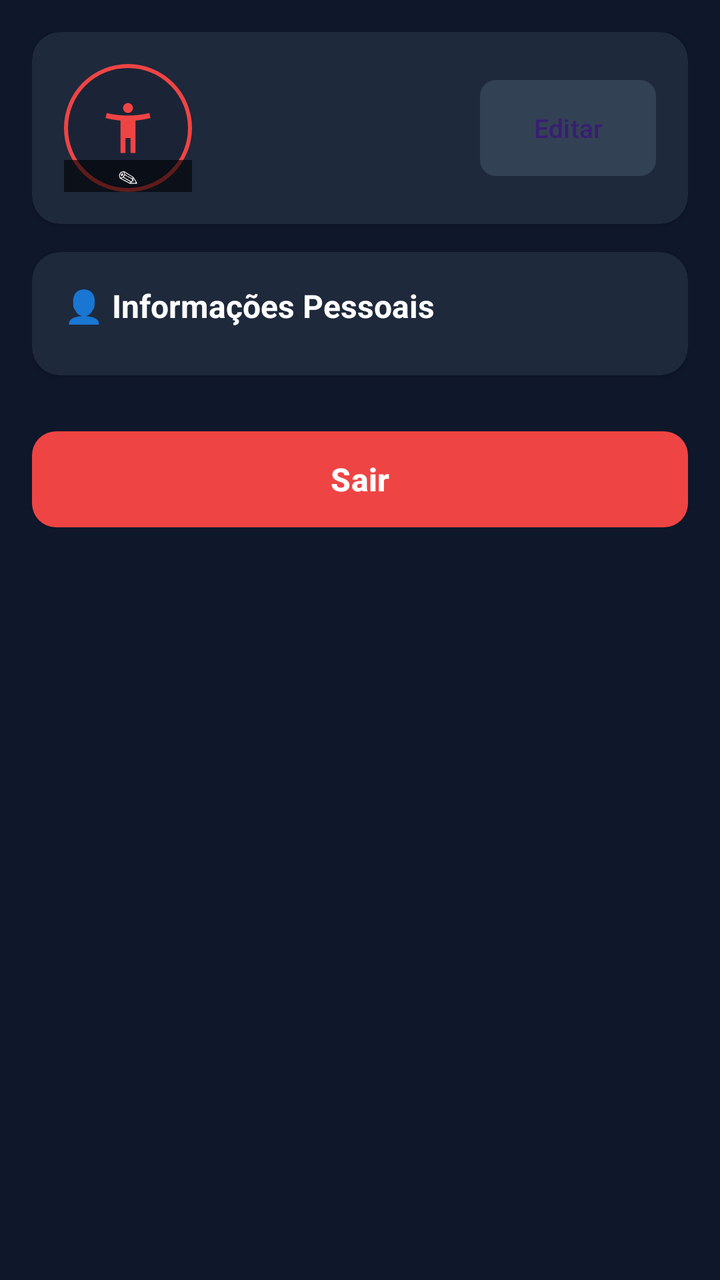
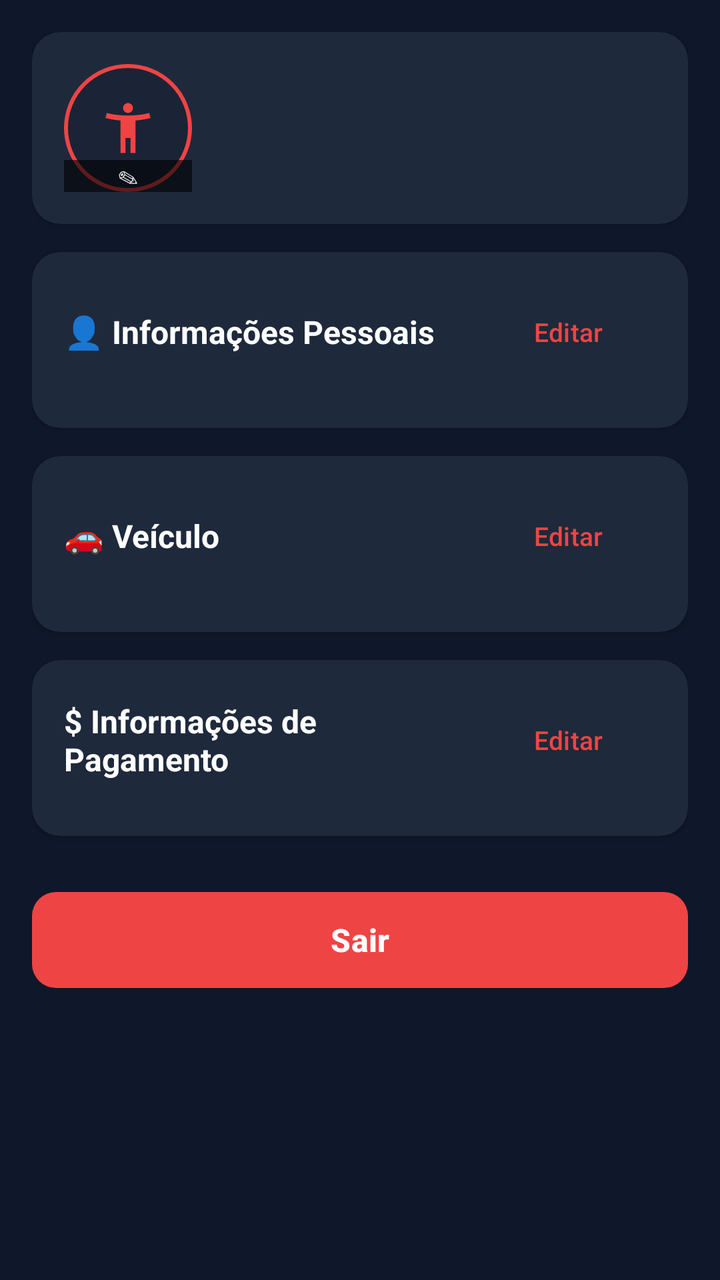

Compare the two renders of this Android layout. The source of the first and the diff that turns it into the second are given below.
<!-- AndroidManifest.xml: application theme Theme.MoveTVDriver -->
<!-- res/layout/fragment_profile.xml -->
<?xml version="1.0" encoding="utf-8"?>
<ScrollView xmlns:android="http://schemas.android.com/apk/res/android"
    xmlns:app="http://schemas.android.com/apk/res-auto"
    android:layout_width="match_parent"
    android:layout_height="match_parent"
    android:background="@color/background_primary"
    android:padding="16dp"
    android:scrollbars="none">

    <LinearLayout
        android:layout_width="match_parent"
        android:layout_height="wrap_content"
        android:orientation="vertical">

        
        <androidx.cardview.widget.CardView
            android:layout_width="match_parent"
            android:layout_height="wrap_content"
            app:cardBackgroundColor="@color/card_bg"
            app:cardCornerRadius="14dp"
            app:cardElevation="2dp">

            <LinearLayout
                android:layout_width="match_parent"
                android:layout_height="wrap_content"
                android:orientation="horizontal"
                android:padding="16dp"
                android:gravity="center_vertical">

                <FrameLayout
                    android:id="@+id/avatarFrame"
                    android:layout_width="64dp"
                    android:layout_height="64dp"
                    android:background="@drawable/bg_avatar_circle"
                    android:clickable="true"
                    android:focusable="true">

                    <ImageView
                        android:id="@+id/ivAvatarPlaceholder"
                        android:layout_width="30dp"
                        android:layout_height="30dp"
                        android:layout_gravity="center"
                        android:src="@drawable/ic_avatar_person"
                        app:tint="@color/accent" />

                    <ImageView
                        android:id="@+id/ivAvatarPhoto"
                        android:layout_width="match_parent"
                        android:layout_height="match_parent"
                        android:scaleType="centerCrop"
                        android:visibility="gone" />

                    <TextView
                        android:layout_width="match_parent"
                        android:layout_height="16dp"
                        android:layout_gravity="bottom"
                        android:background="#99000000"
                        android:text="✎"
                        android:textColor="@color/white"
                        android:textSize="10sp"
                        android:gravity="center" />
                </FrameLayout>

                <LinearLayout
                    android:layout_width="0dp"
                    android:layout_height="wrap_content"
                    android:layout_weight="1"
                    android:orientation="vertical"
                    android:layout_marginStart="16dp">

                    <TextView
                        android:id="@+id/tvUserName"
                        android:layout_width="wrap_content"
                        android:layout_height="wrap_content"
                        android:textColor="@color/text_primary"
                        android:textSize="18sp"
                        android:textStyle="bold" />

                    <TextView
                        android:id="@+id/tvUserEmail"
                        android:layout_width="wrap_content"
                        android:layout_height="wrap_content"
                        android:textColor="@color/text_secondary"
                        android:textSize="14sp" />
                </LinearLayout>

                <com.google.android.material.button.MaterialButton
                    android:id="@+id/btnEditToggle"
                    android:layout_width="wrap_content"
                    android:layout_height="wrap_content"
                    android:text="Editar"
                    android:textSize="13sp"
                    app:backgroundTint="@color/card_bg_secondary"
                    app:cornerRadius="8dp"
                    android:insetTop="0dp"
                    android:insetBottom="0dp" />
            </LinearLayout>
        </androidx.cardview.widget.CardView>

        <ProgressBar
            android:id="@+id/progressBar"
            android:layout_width="wrap_content"
            android:layout_height="wrap_content"
            android:layout_gravity="center"
            android:indeterminateTint="@color/accent"
            android:visibility="gone"
            android:layout_marginTop="12dp" />

        
        <androidx.cardview.widget.CardView
            android:layout_width="match_parent"
            android:layout_height="wrap_content"
            app:cardBackgroundColor="@color/card_bg"
            app:cardCornerRadius="14dp"
            app:cardElevation="2dp"
            android:layout_marginTop="14dp">
            <LinearLayout
                android:layout_width="match_parent"
                android:layout_height="wrap_content"
                android:orientation="vertical"
                android:padding="16dp">
                <TextView
                    android:layout_width="wrap_content"
                    android:layout_height="wrap_content"
                    android:text="👤 Informações Pessoais"
                    android:textColor="@color/text_primary"
                    android:textSize="16sp"
                    android:textStyle="bold"
                    android:layout_marginBottom="8dp" />
                <LinearLayout
                    android:id="@+id/personalInfoContainer"
                    android:layout_width="match_parent"
                    android:layout_height="wrap_content"
                    android:orientation="vertical" />
            </LinearLayout>
        </androidx.cardview.widget.CardView>

        
        <androidx.cardview.widget.CardView
            android:id="@+id/cardVeiculo"
            android:layout_width="match_parent"
            android:layout_height="wrap_content"
            app:cardBackgroundColor="@color/card_bg"
            app:cardCornerRadius="14dp"
            app:cardElevation="2dp"
            android:layout_marginTop="14dp"
            android:visibility="gone">
            <LinearLayout
                android:layout_width="match_parent"
                android:layout_height="wrap_content"
                android:orientation="vertical"
                android:padding="16dp">
                <TextView
                    android:layout_width="wrap_content"
                    android:layout_height="wrap_content"
                    android:text="🚗 Veículo"
                    android:textColor="@color/text_primary"
                    android:textSize="16sp"
                    android:textStyle="bold"
                    android:layout_marginBottom="8dp" />
                <LinearLayout
                    android:id="@+id/vehicleContainer"
                    android:layout_width="match_parent"
                    android:layout_height="wrap_content"
                    android:orientation="vertical" />
            </LinearLayout>
        </androidx.cardview.widget.CardView>

        
        <androidx.cardview.widget.CardView
            android:id="@+id/cardPagamento"
            android:layout_width="match_parent"
            android:layout_height="wrap_content"
            app:cardBackgroundColor="@color/card_bg"
            app:cardCornerRadius="14dp"
            app:cardElevation="2dp"
            android:layout_marginTop="14dp"
            android:visibility="gone">
            <LinearLayout
                android:layout_width="match_parent"
                android:layout_height="wrap_content"
                android:orientation="vertical"
                android:padding="16dp">
                <TextView
                    android:layout_width="wrap_content"
                    android:layout_height="wrap_content"
                    android:text="$ Informações de Pagamento"
                    android:textColor="@color/text_primary"
                    android:textSize="16sp"
                    android:textStyle="bold"
                    android:layout_marginBottom="8dp" />
                <LinearLayout
                    android:id="@+id/paymentContainer"
                    android:layout_width="match_parent"
                    android:layout_height="wrap_content"
                    android:orientation="vertical" />
            </LinearLayout>
        </androidx.cardview.widget.CardView>

        
        <LinearLayout
            android:id="@+id/editActionsRow"
            android:layout_width="match_parent"
            android:layout_height="wrap_content"
            android:orientation="horizontal"
            android:layout_marginTop="16dp"
            android:visibility="gone">

            <com.google.android.material.button.MaterialButton
                android:id="@+id/btnCancelEdit"
                android:layout_width="0dp"
                android:layout_height="52dp"
                android:layout_weight="1"
                android:text="Cancelar"
                app:backgroundTint="@color/card_bg_secondary"
                app:cornerRadius="12dp"
                android:layout_marginEnd="8dp" />

            <com.google.android.material.button.MaterialButton
                android:id="@+id/btnSaveEdit"
                android:layout_width="0dp"
                android:layout_height="52dp"
                android:layout_weight="1"
                android:text="Salvar"
                app:backgroundTint="@color/success"
                app:cornerRadius="12dp"
                android:layout_marginStart="8dp" />
        </LinearLayout>

        <com.google.android.material.button.MaterialButton
            android:id="@+id/btnLogout"
            android:layout_width="match_parent"
            android:layout_height="56dp"
            android:text="Sair"
            android:textSize="16sp"
            android:textStyle="bold"
            android:textColor="@color/white"
            app:backgroundTint="@color/error"
            app:cornerRadius="12dp"
            android:layout_marginTop="24dp"
            android:layout_marginBottom="24dp" />

    </LinearLayout>
</ScrollView>
<!-- resources referenced by this layout -->
<resources>
  <color name="accent">#EF4444</color>
  <color name="background_primary">#0F172A</color>
  <color name="card_bg">#1E293B</color>
  <color name="card_bg_secondary">#334155</color>
  <color name="error">#EF4444</color>
  <color name="success">#10B981</color>
  <color name="text_primary">#FFFFFF</color>
  <color name="text_secondary">#94A3B8</color>
  <color name="white">#FFFFFF</color>
  <!-- drawable bg_avatar_circle (drawable) -->
  <?xml version="1.0" encoding="utf-8"?>
  <shape xmlns:android="http://schemas.android.com/apk/res/android" android:shape="oval">
      <solid android:color="#1A2436" />
      <stroke android:width="2dp" android:color="#EF4444" />
  </shape>
  <!-- drawable ic_avatar_person (drawable) -->
  <vector xmlns:android="http://schemas.android.com/apk/res/android"
      android:width="24dp"
      android:height="24dp"
      android:viewportWidth="960"
      android:viewportHeight="960">
    <path
        android:fillColor="@android:color/white"
        android:pathData="M423.5,216.5Q400,193 400,160Q400,127 423.5,103.5Q447,80 480,80Q513,80 536.5,103.5Q560,127 560,160Q560,193 536.5,216.5Q513,240 480,240Q447,240 423.5,216.5ZM360,880L360,360Q300,355 238,345Q176,335 120,320L140,240Q218,261 306,270.5Q394,280 480,280Q566,280 654,270.5Q742,261 820,240L840,320Q784,335 722,345Q660,355 600,360L600,880L520,880L520,640L440,640L440,880L360,880Z"/>
  </vector>
  <style name="Theme.MoveTVDriver" parent="Theme.Material3.Dark.NoActionBar">
          <item name="colorPrimary">@color/accent</item>
          <item name="colorPrimaryDark">@color/accent_dark</item>
          <item name="colorAccent">@color/accent</item>
          <item name="android:colorBackground">@color/background_primary</item>
          <item name="android:windowBackground">@color/background_primary</item>
          <item name="android:statusBarColor">@color/background_primary</item>
          <item name="android:navigationBarColor">@color/background_secondary</item>
      </style>
  <color name="accent_dark">#DC2626</color>
  <color name="background_secondary">#1E293B</color>
</resources>

<!-- the commit's change to res/layout/fragment_profile.xml (unified diff, before → after) -->
@@ -11,6 +11,32 @@
         android:layout_width="match_parent"
         android:layout_height="wrap_content"
         android:orientation="vertical">
+
+        
+        <LinearLayout
+            android:id="@+id/incompleteBanner"
+            android:layout_width="match_parent"
+            android:layout_height="wrap_content"
+            android:orientation="vertical"
+            android:background="@drawable/bg_warning_banner"
+            android:padding="14dp"
+            android:layout_marginBottom="12dp"
+            android:visibility="gone">
+            <TextView
+                android:layout_width="match_parent"
+                android:layout_height="wrap_content"
+                android:text="⚠️ Cadastro incompleto"
+                android:textColor="#F59E0B"
+                android:textStyle="bold"
+                android:textSize="14sp" />
+            <TextView
+                android:id="@+id/tvIncompleteFields"
+                android:layout_width="match_parent"
+                android:layout_height="wrap_content"
+                android:textColor="@color/text_secondary"
+                android:textSize="13sp"
+                android:layout_marginTop="4dp" />
+        </LinearLayout>
 
         
         <androidx.cardview.widget.CardView
@@ -83,17 +109,6 @@
                         android:textColor="@color/text_secondary"
                         android:textSize="14sp" />
                 </LinearLayout>
-
-                <com.google.android.material.button.MaterialButton
-                    android:id="@+id/btnEditToggle"
-                    android:layout_width="wrap_content"
-                    android:layout_height="wrap_content"
-                    android:text="Editar"
-                    android:textSize="13sp"
-                    app:backgroundTint="@color/card_bg_secondary"
-                    app:cornerRadius="8dp"
-                    android:insetTop="0dp"
-                    android:insetBottom="0dp" />
             </LinearLayout>
         </androidx.cardview.widget.CardView>
 
@@ -119,113 +134,208 @@
                 android:layout_height="wrap_content"
                 android:orientation="vertical"
                 android:padding="16dp">
-                <TextView
-                    android:layout_width="wrap_content"
-                    android:layout_height="wrap_content"
-                    android:text="👤 Informações Pessoais"
-                    android:textColor="@color/text_primary"
-                    android:textSize="16sp"
-                    android:textStyle="bold"
-                    android:layout_marginBottom="8dp" />
+                <LinearLayout
+                    android:layout_width="match_parent"
+                    android:layout_height="wrap_content"
+                    android:orientation="horizontal"
+                    android:gravity="center_vertical"
+                    android:layout_marginBottom="8dp">
+                    <TextView
+                        android:layout_width="0dp"
+                        android:layout_height="wrap_content"
+                        android:layout_weight="1"
+                        android:text="👤 Informações Pessoais"
+                        android:textColor="@color/text_primary"
+                        android:textSize="16sp"
+                        android:textStyle="bold" />
+                    <com.google.android.material.button.MaterialButton
+                        android:id="@+id/btnEditPersonal"
+                        style="@style/Widget.Material3.Button.TextButton"
+                        android:layout_width="wrap_content"
+                        android:layout_height="wrap_content"
+                        android:text="Editar"
+                        android:textSize="13sp"
+                        android:textColor="@color/accent" />
+                </LinearLayout>
                 <LinearLayout
                     android:id="@+id/personalInfoContainer"
                     android:layout_width="match_parent"
                     android:layout_height="wrap_content"
                     android:orientation="vertical" />
+                <LinearLayout
+                    android:id="@+id/personalActionsRow"
+                    android:layout_width="match_parent"
+                    android:layout_height="wrap_content"
+                    android:orientation="horizontal"
+                    android:layout_marginTop="12dp"
+                    android:visibility="gone">
+                    <com.google.android.material.button.MaterialButton
+                        android:id="@+id/btnCancelPersonal"
+                        android:layout_width="0dp"
+                        android:layout_height="46dp"
+                        android:layout_weight="1"
+                        android:text="Cancelar"
+                        android:textSize="13sp"
+                        app:backgroundTint="@color/card_bg_secondary"
+                        app:cornerRadius="10dp"
+                        android:layout_marginEnd="6dp" />
+                    <com.google.android.material.button.MaterialButton
+                        android:id="@+id/btnSavePersonal"
+                        android:layout_width="0dp"
+                        android:layout_height="46dp"
+                        android:layout_weight="1"
+                        android:text="Salvar"
+                        android:textSize="13sp"
+                        app:backgroundTint="@color/success"
+                        app:cornerRadius="10dp"
+                        android:layout_marginStart="6dp" />
+                </LinearLayout>
             </LinearLayout>
         </androidx.cardview.widget.CardView>
 
         
         <androidx.cardview.widget.CardView
-            android:id="@+id/cardVeiculo"
             android:layout_width="match_parent"
             android:layout_height="wrap_content"
             app:cardBackgroundColor="@color/card_bg"
             app:cardCornerRadius="14dp"
             app:cardElevation="2dp"
-            android:layout_marginTop="14dp"
-            android:visibility="gone">
+            android:layout_marginTop="14dp">
             <LinearLayout
                 android:layout_width="match_parent"
                 android:layout_height="wrap_content"
                 android:orientation="vertical"
                 android:padding="16dp">
-                <TextView
-                    android:layout_width="wrap_content"
-                    android:layout_height="wrap_content"
-                    android:text="🚗 Veículo"
-                    android:textColor="@color/text_primary"
-                    android:textSize="16sp"
-                    android:textStyle="bold"
-                    android:layout_marginBottom="8dp" />
+                <LinearLayout
+                    android:layout_width="match_parent"
+                    android:layout_height="wrap_content"
+                    android:orientation="horizontal"
+                    android:gravity="center_vertical"
+                    android:layout_marginBottom="8dp">
+                    <TextView
+                        android:layout_width="0dp"
+                        android:layout_height="wrap_content"
+                        android:layout_weight="1"
+                        android:text="🚗 Veículo"
+                        android:textColor="@color/text_primary"
+                        android:textSize="16sp"
+                        android:textStyle="bold" />
+                    <com.google.android.material.button.MaterialButton
+                        android:id="@+id/btnEditVehicle"
+                        style="@style/Widget.Material3.Button.TextButton"
+                        android:layout_width="wrap_content"
+                        android:layout_height="wrap_content"
+                        android:text="Editar"
+                        android:textSize="13sp"
+                        android:textColor="@color/accent" />
+                </LinearLayout>
                 <LinearLayout
                     android:id="@+id/vehicleContainer"
                     android:layout_width="match_parent"
                     android:layout_height="wrap_content"
                     android:orientation="vertical" />
+                <LinearLayout
+                    android:id="@+id/vehicleActionsRow"
+                    android:layout_width="match_parent"
+                    android:layout_height="wrap_content"
+                    android:orientation="horizontal"
+                    android:layout_marginTop="12dp"
+                    android:visibility="gone">
+                    <com.google.android.material.button.MaterialButton
+                        android:id="@+id/btnCancelVehicle"
+                        android:layout_width="0dp"
+                        android:layout_height="46dp"
+                        android:layout_weight="1"
+                        android:text="Cancelar"
+                        android:textSize="13sp"
+                        app:backgroundTint="@color/card_bg_secondary"
+                        app:cornerRadius="10dp"
+                        android:layout_marginEnd="6dp" />
+                    <com.google.android.material.button.MaterialButton
+                        android:id="@+id/btnSaveVehicle"
+                        android:layout_width="0dp"
+                        android:layout_height="46dp"
+                        android:layout_weight="1"
+                        android:text="Salvar"
+                        android:textSize="13sp"
+                        app:backgroundTint="@color/success"
+                        app:cornerRadius="10dp"
+                        android:layout_marginStart="6dp" />
+                </LinearLayout>
             </LinearLayout>
         </androidx.cardview.widget.CardView>
 
         
         <androidx.cardview.widget.CardView
-            android:id="@+id/cardPagamento"
             android:layout_width="match_parent"
             android:layout_height="wrap_content"
             app:cardBackgroundColor="@color/card_bg"
             app:cardCornerRadius="14dp"
             app:cardElevation="2dp"
-            android:layout_marginTop="14dp"
-            android:visibility="gone">
+            android:layout_marginTop="14dp">
             <LinearLayout
                 android:layout_width="match_parent"
                 android:layout_height="wrap_content"
                 android:orientation="vertical"
                 android:padding="16dp">
-                <TextView
-                    android:layout_width="wrap_content"
-                    android:layout_height="wrap_content"
-                    android:text="$ Informações de Pagamento"
-                    android:textColor="@color/text_primary"
-                    android:textSize="16sp"
-                    android:textStyle="bold"
-                    android:layout_marginBottom="8dp" />
+                <LinearLayout
+                    android:layout_width="match_parent"
+                    android:layout_height="wrap_content"
+                    android:orientation="horizontal"
+                    android:gravity="center_vertical"
+                    android:layout_marginBottom="8dp">
+                    <TextView
+                        android:layout_width="0dp"
+                        android:layout_height="wrap_content"
+                        android:layout_weight="1"
+                        android:text="$ Informações de Pagamento"
+                        android:textColor="@color/text_primary"
+                        android:textSize="16sp"
+                        android:textStyle="bold" />
+                    <com.google.android.material.button.MaterialButton
+                        android:id="@+id/btnEditPayment"
+                        style="@style/Widget.Material3.Button.TextButton"
+                        android:layout_width="wrap_content"
+                        android:layout_height="wrap_content"
+                        android:text="Editar"
+                        android:textSize="13sp"
+                        android:textColor="@color/accent" />
+                </LinearLayout>
                 <LinearLayout
                     android:id="@+id/paymentContainer"
                     android:layout_width="match_parent"
                     android:layout_height="wrap_content"
                     android:orientation="vertical" />
+                <LinearLayout
+                    android:id="@+id/paymentActionsRow"
+                    android:layout_width="match_parent"
+                    android:layout_height="wrap_content"
+                    android:orientation="horizontal"
+                    android:layout_marginTop="12dp"
+                    android:visibility="gone">
+                    <com.google.android.material.button.MaterialButton
+                        android:id="@+id/btnCancelPayment"
+                        android:layout_width="0dp"
+                        android:layout_height="46dp"
+                        android:layout_weight="1"
+                        android:text="Cancelar"
+                        android:textSize="13sp"
+                        app:backgroundTint="@color/card_bg_secondary"
+                        app:cornerRadius="10dp"
+                        android:layout_marginEnd="6dp" />
+                    <com.google.android.material.button.MaterialButton
+                        android:id="@+id/btnSavePayment"
+                        android:layout_width="0dp"
+                        android:layout_height="46dp"
+                        android:layout_weight="1"
+                        android:text="Salvar"
+                        android:textSize="13sp"
+                        app:backgroundTint="@color/success"
+                        app:cornerRadius="10dp"
+                        android:layout_marginStart="6dp" />
+                </LinearLayout>
             </LinearLayout>
         </androidx.cardview.widget.CardView>
-
-        
-        <LinearLayout
-            android:id="@+id/editActionsRow"
-            android:layout_width="match_parent"
-            android:layout_height="wrap_content"
-            android:orientation="horizontal"
-            android:layout_marginTop="16dp"
-            android:visibility="gone">
-
-            <com.google.android.material.button.MaterialButton
-                android:id="@+id/btnCancelEdit"
-                android:layout_width="0dp"
-                android:layout_height="52dp"
-                android:layout_weight="1"
-                android:text="Cancelar"
-                app:backgroundTint="@color/card_bg_secondary"
-                app:cornerRadius="12dp"
-                android:layout_marginEnd="8dp" />
-
-            <com.google.android.material.button.MaterialButton
-                android:id="@+id/btnSaveEdit"
-                android:layout_width="0dp"
-                android:layout_height="52dp"
-                android:layout_weight="1"
-                android:text="Salvar"
-                app:backgroundTint="@color/success"
-                app:cornerRadius="12dp"
-                android:layout_marginStart="8dp" />
-        </LinearLayout>
 
         <com.google.android.material.button.MaterialButton
             android:id="@+id/btnLogout"
<!-- resource entries referenced after the edit -->
@@ -14,6 +14,13 @@
   <shape xmlns:android="http://schemas.android.com/apk/res/android" android:shape="oval">
       <solid android:color="#1A2436" />
       <stroke android:width="2dp" android:color="#EF4444" />
+  </shape>
+  <!-- drawable bg_warning_banner (drawable) -->
+  <?xml version="1.0" encoding="utf-8"?>
+  <shape xmlns:android="http://schemas.android.com/apk/res/android" android:shape="rectangle">
+      <solid android:color="#3D2F0A" />
+      <corners android:radius="12dp" />
+      <stroke android:width="1dp" android:color="#F59E0B" />
   </shape>
   <!-- drawable ic_avatar_person (drawable) -->
   <vector xmlns:android="http://schemas.android.com/apk/res/android"
